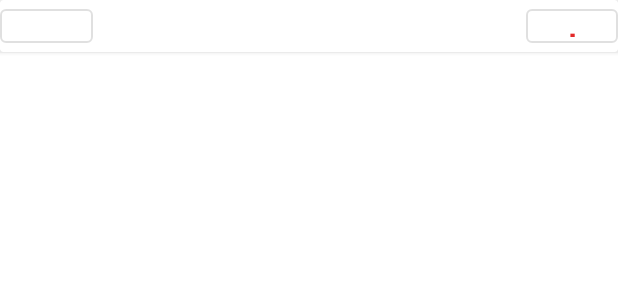
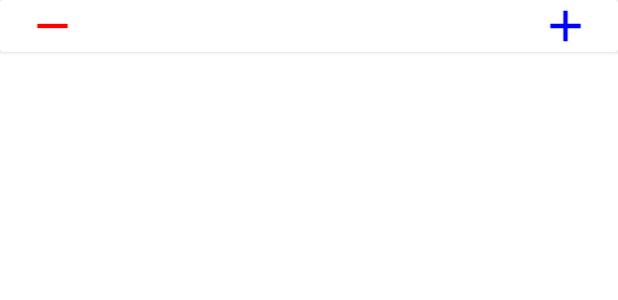
Before and after one commit to sojaehong/MyToDo, an Android app: the layout to_do_item.xml on its own in the app's theme, with its tools: preview values and no code run, on a phone screen of 412 x 824 dp. Shown: the top 300 px of the screen. Run offline under Robolectric (Android 15) with nearby library versions, the phone set to English and light mode, and no system bars.

Commit message:
201116
- 할일 item + , - imageVIew 로 변경
- ToDoModelList ArrayList -> Map형으로 변경 완료 리스트, 미완료 리스트 나누기위함.

TODO

- 할일 수정, 삭제 기능
- 할일 리스트 구성
- 통계
- 할일 진행률
- 할일 히스토리

```diff
--- /dev/null
+++ b/app/src/main/res/drawable/ic_add_blue_100dp.xml
@@ -0,0 +1,5 @@
+<vector android:height="100dp" android:tint="#0000FF"
+    android:viewportHeight="24.0" android:viewportWidth="24.0"
+    android:width="100dp" xmlns:android="http://schemas.android.com/apk/res/android">
+    <path android:fillColor="#FF000000" android:pathData="M19,13h-6v6h-2v-6H5v-2h6V5h2v6h6v2z"/>
+</vector>
--- /dev/null
+++ b/app/src/main/res/drawable/ic_remove_red_100dp.xml
@@ -0,0 +1,5 @@
+<vector android:height="100dp" android:tint="#FF0000"
+    android:viewportHeight="24.0" android:viewportWidth="24.0"
+    android:width="100dp" xmlns:android="http://schemas.android.com/apk/res/android">
+    <path android:fillColor="#FF000000" android:pathData="M19,13H5v-2h14v2z"/>
+</vector>
--- a/app/src/main/res/layout/to_do_item.xml
+++ b/app/src/main/res/layout/to_do_item.xml
@@ -8,14 +8,13 @@
         android:layout_height="wrap_content"
         android:orientation="horizontal">
 
-        <com.google.android.material.button.MaterialButton
-            style="@style/Widget.MaterialComponents.Button.OutlinedButton"
+        <ImageView
             android:id="@+id/count_down_button"
             android:layout_width="wrap_content"
             android:layout_height="match_parent"
             android:layout_weight="1.5"
-            android:textSize="25dp"
-            android:text="-" />
+            android:src="@drawable/ic_remove_red_100dp"
+            />
 
         <TextView
             android:id="@+id/to_do_title_text_view"
@@ -24,14 +23,13 @@
             android:textSize="25dp"
             android:layout_weight="7" />
 
-        <com.google.android.material.button.MaterialButton
-            style="@style/Widget.MaterialComponents.Button.OutlinedButton"
+        <ImageView
             android:id="@+id/count_up_button"
             android:layout_width="wrap_content"
             android:layout_height="match_parent"
             android:layout_weight="1.5"
-            android:textSize="25dp"
-            android:text="+"/>
+            android:src="@drawable/ic_add_blue_100dp"
+            />
 
     </LinearLayout>
 
```
Also changed, not shown: app/src/main/java/com/ssostudio/mytodo/dbhelper/DBManager.java (+17 -11 lines), app/src/main/java/com/ssostudio/mytodo/model/ToDoModelList.java (+6 -4 lines).
